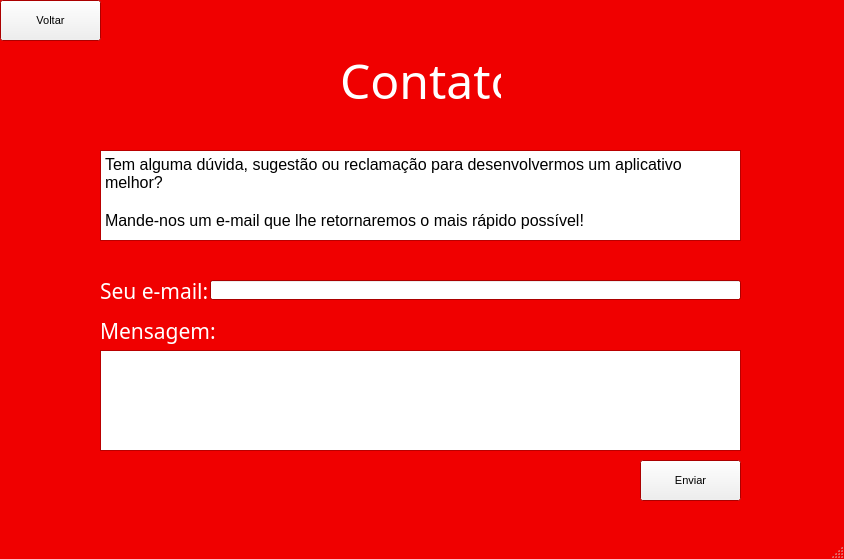
Old version of the form Projeto Final - Testes PyQt/contato.ui in the repository filipefborba/Trabalho-Final.
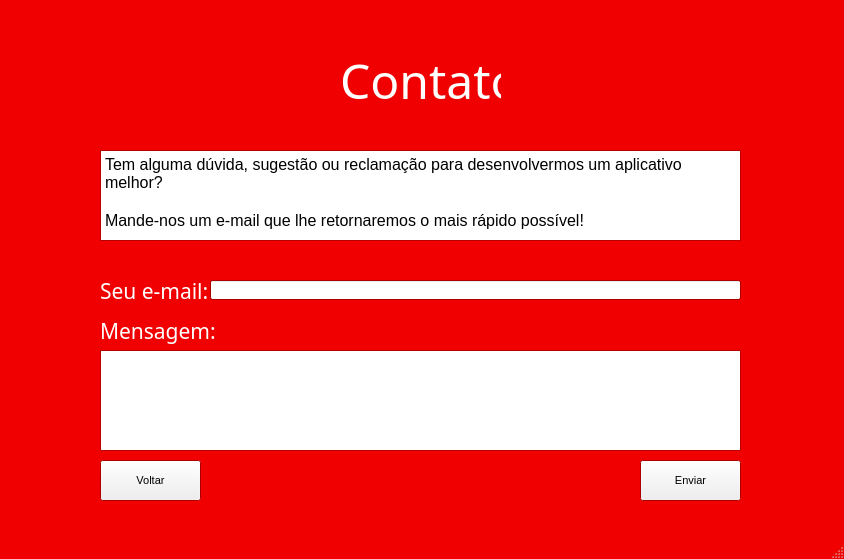
New version of the form.

Diff of the .ui file:
```diff
--- a/Projeto Final - Testes PyQt/contato.ui
+++ b/Projeto Final - Testes PyQt/contato.ui
@@ -141,8 +141,8 @@
    <widget class="QPushButton" name="voltar">
     <property name="geometry">
      <rect>
-      <x>0</x>
-      <y>0</y>
+      <x>100</x>
+      <y>460</y>
       <width>101</width>
       <height>41</height>
      </rect>
```
